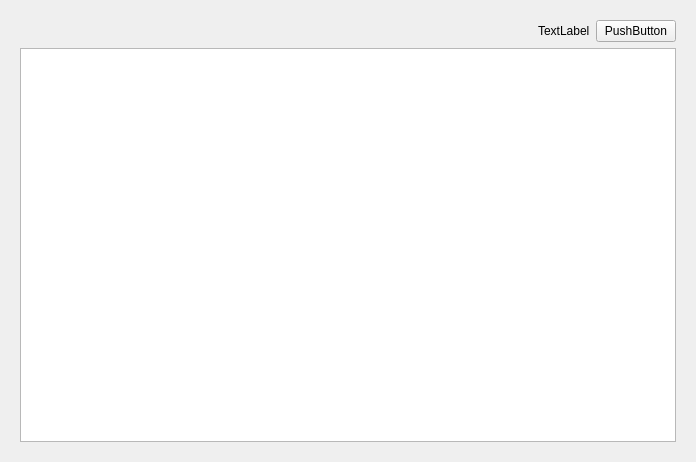
This is recipe-book/ingredientrootview.ui in xavier-berthiaume/Recipe-Book as Qt 5 draws it before an edit. The edited form follows.
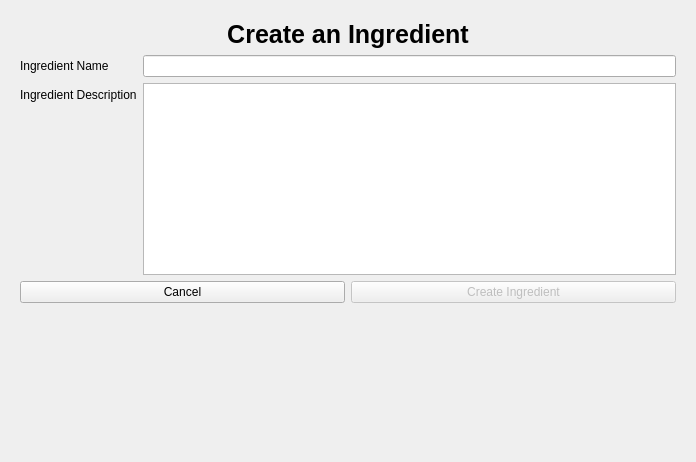
This is the edited form.

Commit message: Finished implementing profiles and ingredients

Patch:
```diff
--- a/recipe-book/ingredientrootview.ui
+++ b/recipe-book/ingredientrootview.ui
@@ -16,6 +16,9 @@
   <layout class="QVBoxLayout" name="verticalLayout">
    <item>
     <widget class="QStackedWidget" name="stackedWidget">
+     <property name="currentIndex">
+      <number>1</number>
+     </property>
      <widget class="QWidget" name="ingredientDisplayPage">
       <layout class="QVBoxLayout" name="verticalLayout_2">
        <item>
@@ -25,25 +28,37 @@
            <property name="orientation">
             <enum>Qt::Orientation::Horizontal</enum>
            </property>
+           <property name="sizeType">
+            <enum>QSizePolicy::Policy::Preferred</enum>
+           </property>
            <property name="sizeHint" stdset="0">
             <size>
-             <width>40</width>
+             <width>20</width>
              <height>20</height>
             </size>
            </property>
           </spacer>
          </item>
          <item>
-          <widget class="QLabel" name="label">
+          <widget class="QLabel" name="titleLabel">
+           <property name="font">
+            <font>
+             <pointsize>19</pointsize>
+             <bold>true</bold>
+            </font>
+           </property>
            <property name="text">
-            <string>TextLabel</string>
+            <string>Ingredients</string>
+           </property>
+           <property name="alignment">
+            <set>Qt::AlignmentFlag::AlignCenter</set>
            </property>
           </widget>
          </item>
          <item>
           <widget class="QPushButton" name="pushButton">
            <property name="text">
-            <string>PushButton</string>
+            <string>Create an Ingredient</string>
            </property>
           </widget>
          </item>
@@ -54,8 +69,99 @@
        </item>
       </layout>
      </widget>
-     <widget class="QWidget" name="ingredientUpdatePage"/>
-     <widget class="QWidget" name="ingredientCreatePage"/>
+     <widget class="QWidget" name="ingredientFormPage">
+      <layout class="QVBoxLayout" name="verticalLayout_3">
+       <item>
+        <widget class="QLabel" name="formTitleLabel">
+         <property name="font">
+          <font>
+           <pointsize>19</pointsize>
+           <bold>true</bold>
+          </font>
+         </property>
+         <property name="text">
+          <string>Create an Ingredient</string>
+         </property>
+         <property name="alignment">
+          <set>Qt::AlignmentFlag::AlignCenter</set>
+         </property>
+        </widget>
+       </item>
+       <item>
+        <layout class="QFormLayout" name="formLayout">
+         <item row="0" column="0">
+          <widget class="QLabel" name="nameLabel">
+           <property name="text">
+            <string>Ingredient Name</string>
+           </property>
+          </widget>
+         </item>
+         <item row="1" column="0">
+          <widget class="QLabel" name="descriptionLabel">
+           <property name="sizePolicy">
+            <sizepolicy hsizetype="Preferred" vsizetype="Preferred">
+             <horstretch>0</horstretch>
+             <verstretch>0</verstretch>
+            </sizepolicy>
+           </property>
+           <property name="minimumSize">
+            <size>
+             <width>0</width>
+             <height>0</height>
+            </size>
+           </property>
+           <property name="text">
+            <string>Ingredient Description</string>
+           </property>
+           <property name="wordWrap">
+            <bool>true</bool>
+           </property>
+          </widget>
+         </item>
+         <item row="0" column="1">
+          <widget class="QLineEdit" name="nameLineEdit"/>
+         </item>
+         <item row="1" column="1">
+          <widget class="QPlainTextEdit" name="descriptionEdit"/>
+         </item>
+        </layout>
+       </item>
+       <item>
+        <layout class="QHBoxLayout" name="horizontalLayout_2">
+         <item>
+          <widget class="QPushButton" name="cancelButton">
+           <property name="text">
+            <string>Cancel</string>
+           </property>
+          </widget>
+         </item>
+         <item>
+          <widget class="QPushButton" name="confirmButton">
+           <property name="enabled">
+            <bool>false</bool>
+           </property>
+           <property name="text">
+            <string>Create Ingredient</string>
+           </property>
+          </widget>
+         </item>
+        </layout>
+       </item>
+       <item>
+        <spacer name="verticalSpacer">
+         <property name="orientation">
+          <enum>Qt::Orientation::Vertical</enum>
+         </property>
+         <property name="sizeHint" stdset="0">
+          <size>
+           <width>20</width>
+           <height>121</height>
+          </size>
+         </property>
+        </spacer>
+       </item>
+      </layout>
+     </widget>
     </widget>
    </item>
   </layout>
```
Left out of the diff: 2 changed lines with no effect on the pictures. The commit also changes 22 other files.
